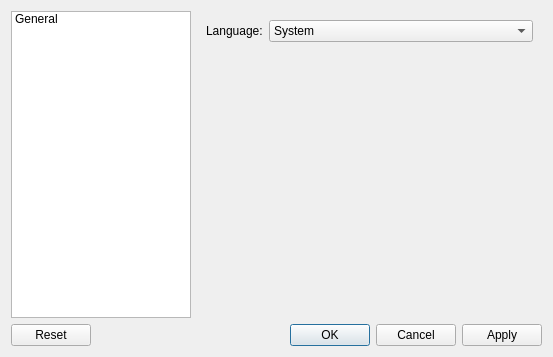
Above: settingsdialog.ui from tootal/DBLParse before the change. Below: the same form after it.
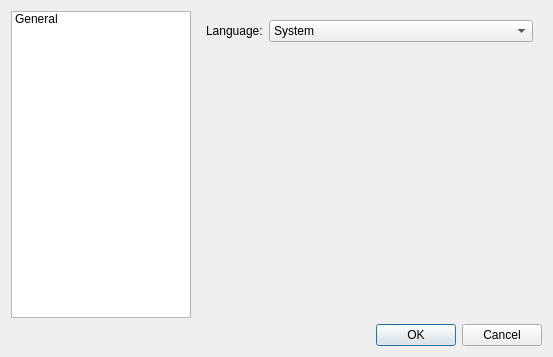
That is the form after the change.

Commit message: remove settingsdialog reset button

What changed in the file:
```diff
--- a/settingsdialog.ui
+++ b/settingsdialog.ui
@@ -92,7 +92,7 @@
       <enum>Qt::Horizontal</enum>
      </property>
      <property name="standardButtons">
-      <set>QDialogButtonBox::Apply|QDialogButtonBox::Cancel|QDialogButtonBox::Ok|QDialogButtonBox::Reset</set>
+      <set>QDialogButtonBox::Cancel|QDialogButtonBox::Ok</set>
      </property>
      <property name="centerButtons">
       <bool>false</bool>
```
The commit also changes 1 other file.
